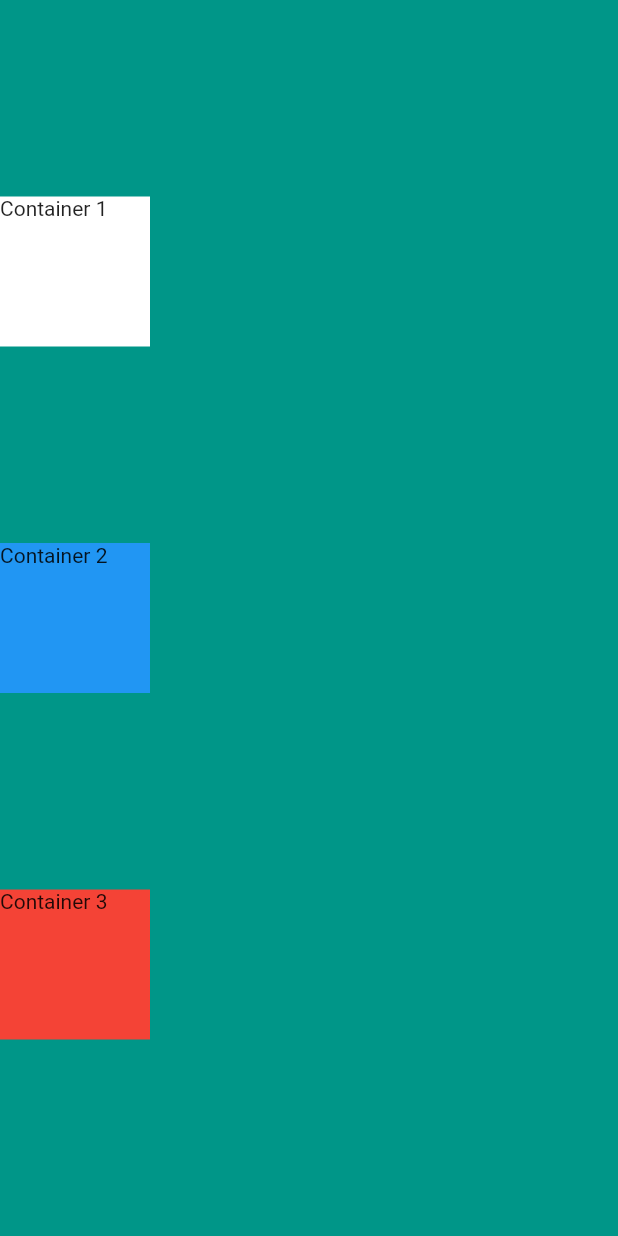
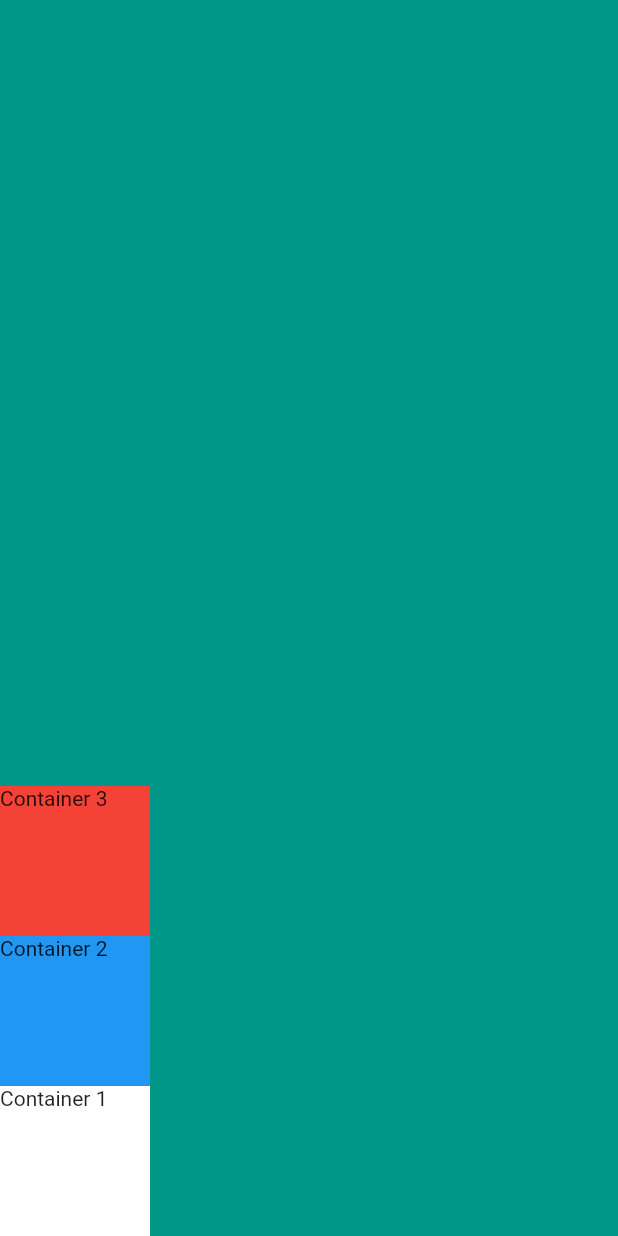
Before and after one commit to SagarKadam32/Flutter, a Flutter app: the screen it shows after launch, on a phone screen of 412 x 824 dp. Run offline on Flutter 3.47's test engine with Material 2 defaults, Android fonts, the phone set to English and light mode, and no system bars.

Commit message:
Column Alignment - VerticalDirection.up

```diff
--- a/mi_card_flutter/lib/main.dart
+++ b/mi_card_flutter/lib/main.dart
@@ -12,7 +12,8 @@ class MyApp extends StatelessWidget {
         backgroundColor: Colors.teal,
         body: SafeArea(
           child: Column(
-            mainAxisAlignment: MainAxisAlignment.spaceEvenly,
+            verticalDirection: VerticalDirection.up,
+            mainAxisAlignment: MainAxisAlignment.start,
             children: [
               Container(
                 height: 100,
```
